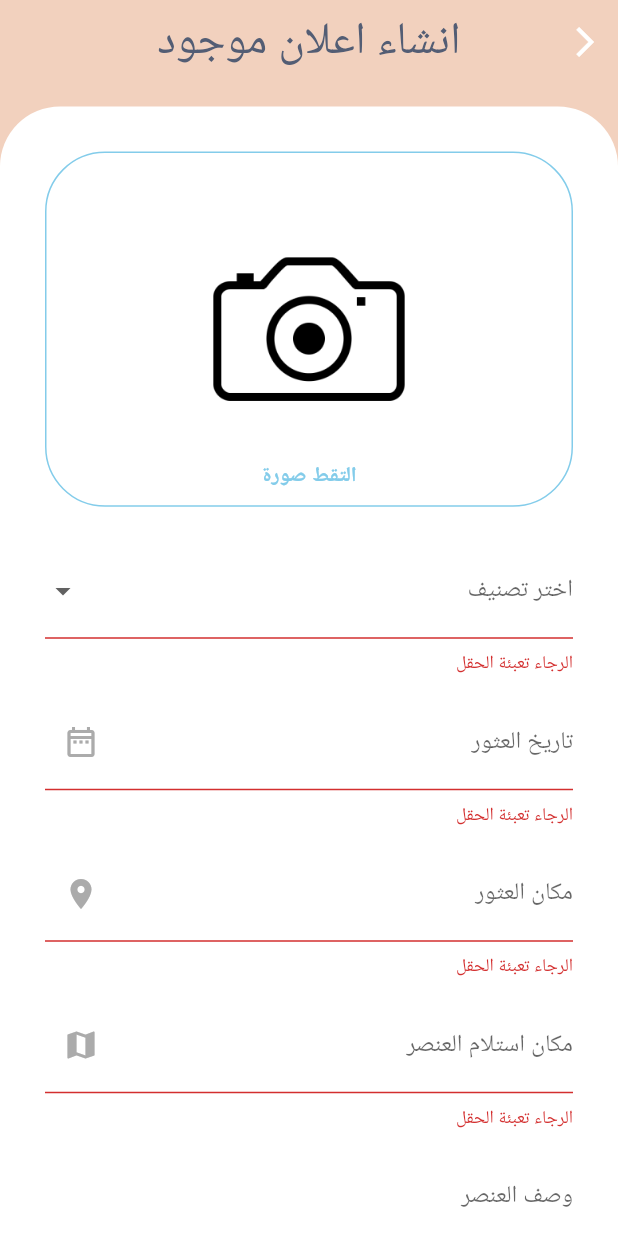
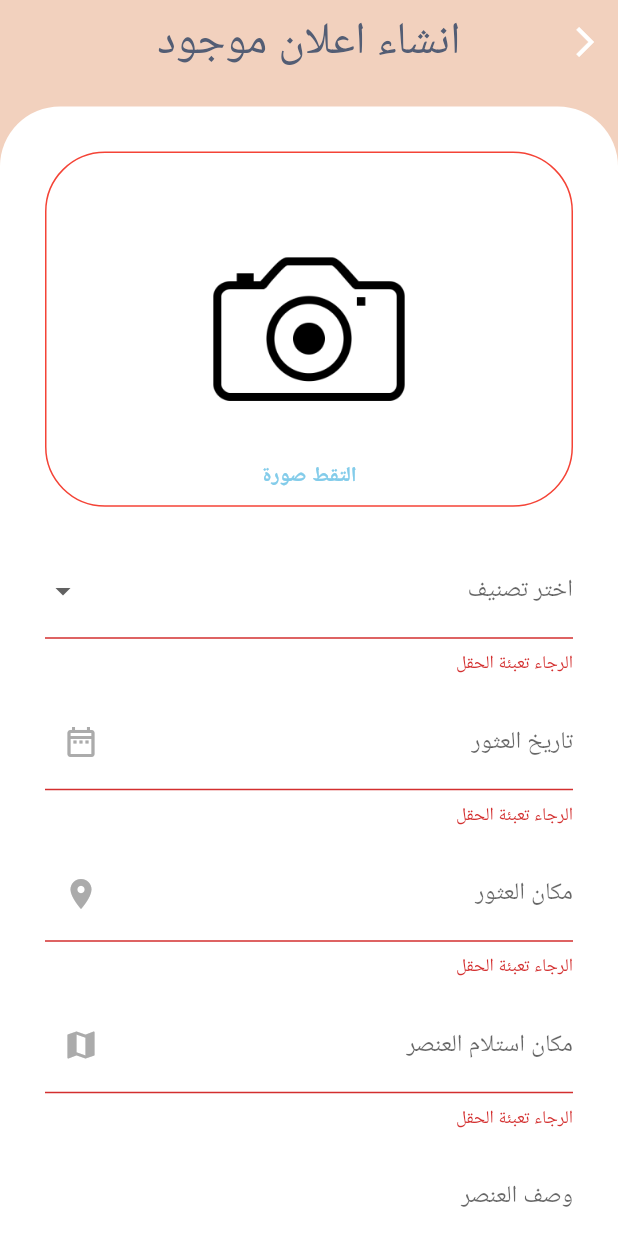
Before and after one commit to sabreenmb/senior_project, a Flutter app: the AddFoundItemScreen screen opened directly, after a tap on "انشاء", on a phone screen of 412 x 824 dp. Run offline on Flutter 3.47's test engine with Material 3 defaults, Android fonts, the phone set to English and light mode, and no system bars; our stand-ins replace firebase_auth, firebase_core, firebase_storage, flutter_svg, google_fonts, image_picker; accounts and stored records are empty; network calls fail; Roboto replaces fonts that are missing (Almarai).

Commit message:
sabreen hebab

```diff
--- a/lib/constant.dart
+++ b/lib/constant.dart
@@ -1,5 +1,4 @@
 import 'package:flutter/material.dart';
-import 'package:senior_project/interface/LostAndFoundScreen.dart';
 
 int currentPageIndex = 0;
 NavigationDestinationLabelBehavior labelBehavior =
--- a/lib/interface/AddFoundItemScreen.dart
+++ b/lib/interface/AddFoundItemScreen.dart
@@ -1,34 +1,39 @@
 import 'dart:convert';
 import 'dart:io';
 
+import 'package:firebase_storage/firebase_storage.dart';
 import 'package:flutter/material.dart';
 //import 'package:senior_project/interface/LostAndFoundScreen.dart';
 import 'package:http/http.dart' as http;
 import 'package:image_picker/image_picker.dart';
 import 'package:intl/intl.dart';
 
-import '../model/lost_item_report.dart';
+import '../model/found_item_report.dart';
 import '../theme.dart';
 
 class AddFoundItemScreen extends StatefulWidget {
+  const AddFoundItemScreen({super.key});
+
   @override
-  _AddFoundItemScreenState createState() => _AddFoundItemScreenState();
+  State<AddFoundItemScreen> createState() => _AddFoundItemState();
 }
 
-class _AddFoundItemScreenState extends State<AddFoundItemScreen> {
-  LostItemReport lostItemReport = LostItemReport(
+class _AddFoundItemState extends State<AddFoundItemScreen> {
+  FoundItemReport foundItemReport = FoundItemReport(
       id: '',
       photo: '',
       category: '',
-      lostDate: '',
-      expectedPlace: '',
+      foundDate: '',
+      foundPlace: '',
+      receivePlace: '',
       desription: '');
-
+  bool imageEmpty=false;
+  File? _selectedImage;
   String? _selectedCategory;
   DateTime _selectedDate = DateTime.now();
   String _imageUrl = '';
   TextEditingController dateInput = TextEditingController();
-
+  String uniqueFileName = DateTime.now().millisecondsSinceEpoch.toString();
   final _formKey = GlobalKey<FormState>();
 
   Future<void> _selectDate(BuildContext context) async {
@@ -43,8 +48,8 @@ class _AddFoundItemScreenState extends State<AddFoundItemScreen> {
           data: ThemeData.light().copyWith(
             primaryColor: CustomColors.lightBlue,
             hintColor: CustomColors.lightBlue,
-            colorScheme: ColorScheme.light(primary: CustomColors.lightBlue),
-            buttonTheme: ButtonThemeData(textTheme: ButtonTextTheme.primary),
+            colorScheme: const ColorScheme.light(primary: CustomColors.lightBlue),
+            buttonTheme: const ButtonThemeData(textTheme: ButtonTextTheme.primary),
           ),
           child: child!,
         );
@@ -61,18 +66,24 @@ class _AddFoundItemScreenState extends State<AddFoundItemScreen> {
 
   Future<void> _takePhoto() async {
     final picker = ImagePicker();
-    final pickedFile = await picker.pickImage(source: ImageSource.camera);
-
-    if (pickedFile != null) {
-      setState(() {
-        _imageUrl = pickedFile.path;
-      });
+    XFile? pickedFile = await picker.pickImage(source: ImageSource.camera);
+    if (pickedFile == null) {
+      return;
     }
+    setState(() {
+      _selectedImage = File(pickedFile.path);
+      imageEmpty=false;
+    });
   }
 
-  void _checkInputValue() {
+  void _checkInputValue() async {
     final isValid = _formKey.currentState!.validate();
 
+  if (_selectedImage == null) {
+  setState(() {
+    imageEmpty=true;
+  });
+  }
     if (!isValid) {
       return;
     }
@@ -80,19 +91,31 @@ class _AddFoundItemScreenState extends State<AddFoundItemScreen> {
     _formKey.currentState!.save();
 
     //todo right way to store an image
-    lostItemReport.photo = _imageUrl;
+
+    final storageRef = FirebaseStorage.instance
+        .ref()
+        .child('found_images')
+        .child('$uniqueFileName.jpg');
+
+    try {
+      await storageRef.putFile(_selectedImage!);
+      _imageUrl = await storageRef.getDownloadURL();
+      print(_imageUrl);
+    } catch (error) {}
+
+    foundItemReport.photo = _imageUrl;
     _createLostItem();
   }
 
   void _createLostItem() async {
     final url = Uri.https(
-        'senior-project-72daf-default-rtdb.firebaseio.com', 'Lost-Items.json');
+        'senior-project-72daf-default-rtdb.firebaseio.com', 'Found-Items.json');
     final response = await http.post(
       url,
       headers: {
         'Content-Type': 'application/json',
       },
-      body: json.encode(lostItemReport.toJson()),
+      body: json.encode(foundItemReport.toJson()),
     );
     print(response.body);
     print(response.statusCode);
@@ -114,7 +137,7 @@ class _AddFoundItemScreenState extends State<AddFoundItemScreen> {
         backgroundColor: CustomColors.pink,
         elevation: 0,
         leading: IconButton(
-          icon: Icon(Icons.arrow_back_ios, color: CustomColors.white),
+          icon: const Icon(Icons.arrow_back_ios, color: CustomColors.white),
           onPressed: () {
             Navigator.pop(context);
 
@@ -129,15 +152,17 @@ class _AddFoundItemScreenState extends State<AddFoundItemScreen> {
         bottom: false,
         child: Column(
           children: [
-            SizedBox(height: 15),
+            const SizedBox(height: 15),
             Expanded(
                 child: Stack(children: [
               Container(
-                decoration: BoxDecoration(
-                    color: CustomColors.white,
-                    borderRadius: BorderRadius.only(
-                        topLeft: Radius.circular(40),
-                        topRight: Radius.circular(40))),
+                decoration: const BoxDecoration(
+                  color: CustomColors.white,
+                  borderRadius: BorderRadius.only(
+                    topLeft: Radius.circular(40),
+                    topRight: Radius.circular(40),
+                  ),
+                ),
               ),
               ListView(
                 children: [
@@ -152,13 +177,13 @@ class _AddFoundItemScreenState extends State<AddFoundItemScreen> {
                             onTap: _takePhoto,
                             child: Column(
                               children: [
-                                Container(
+                                SizedBox(
                                   height: screenWidth * 0.57 + 2.0,
                                   width: double.infinity,
                                   child: Container(
                                     decoration: BoxDecoration(
                                       border: Border.all(
-                                        color: CustomColors.lightBlue,
+                                        color: imageEmpty?Colors.red:CustomColors.lightBlue,
                                         width: 1.0,
                                       ),
                                       borderRadius: BorderRadius.circular(40.0),
@@ -169,9 +194,9 @@ class _AddFoundItemScreenState extends State<AddFoundItemScreen> {
                                         ClipRRect(
                                           borderRadius:
                                               BorderRadius.circular(14.0),
-                                          child: _imageUrl.isNotEmpty
+                                          child:  _selectedImage!=null
                                               ? Image.file(
-                                                  File(_imageUrl),
+                                                  _selectedImage!,
                                                   height: screenWidth * 0.57,
                                                   width: double.infinity,
                                                   fit: BoxFit.cover,
@@ -201,6 +226,8 @@ class _AddFoundItemScreenState extends State<AddFoundItemScreen> {
                           ),
                           const SizedBox(height: 12.0),
                           DropdownButtonFormField<String>(
+                            autovalidateMode:
+                                AutovalidateMode.onUserInteraction,
                             value: _selectedCategory,
                             onChanged: (value) {
                               setState(() {
@@ -217,7 +244,7 @@ class _AddFoundItemScreenState extends State<AddFoundItemScreen> {
                                 ),
                               );
                             }).toList(),
-                            decoration: InputDecoration(
+                            decoration: const InputDecoration(
                               labelText: 'اختر تصنيف',
                               focusedBorder: UnderlineInputBorder(
                                 borderSide: BorderSide(
@@ -234,9 +261,10 @@ class _AddFoundItemScreenState extends State<AddFoundItemScreen> {
                               if (value == null || value.trim().isEmpty) {
                                 return 'الرجاء تعبئة الحقل';
                               }
+                              return null;
                             },
                             onSaved: (value) {
-                              lostItemReport.category = _selectedCategory;
+                              foundItemReport.category = _selectedCategory;
                             },
                           ),
                           const SizedBox(height: 12.0),
@@ -245,8 +273,10 @@ class _AddFoundItemScreenState extends State<AddFoundItemScreen> {
                               Expanded(
                                 child: Center(
                                   child: TextFormField(
+                                    autovalidateMode:
+                                        AutovalidateMode.onUserInteraction,
                                     controller: dateInput,
-                                    decoration: InputDecoration(
+                                    decoration: const InputDecoration(
                                       suffixIcon: Icon(
                                         Icons.date_range_outlined,
                                         color: CustomColors.lightGrey,
@@ -278,9 +308,10 @@ class _AddFoundItemScreenState extends State<AddFoundItemScreen> {
                                       if (selected.difference(now).inDays > 0) {
                                         return 'اختر تاريخ صحيح';
                                       }
+                                      return null;
                                     },
                                     onSaved: (value) {
-                                      lostItemReport.lostDate = value;
+                                      foundItemReport.foundDate = value;
                                     },
                                   ),
                                 ),
@@ -289,7 +320,10 @@ class _AddFoundItemScreenState extends State<AddFoundItemScreen> {
                           ),
                           const SizedBox(height: 12.0),
                           TextFormField(
-                            decoration: InputDecoration(
+                            autovalidateMode:
+                                AutovalidateMode.onUserInteraction,
+
+                            decoration: const InputDecoration(
                               suffixIcon: Icon(
                                 Icons.location_on,
                                 color: CustomColors.lightGrey,
@@ -310,6 +344,7 @@ class _AddFoundItemScreenState extends State<AddFoundItemScreen> {
                               if (value == null || value.trim().isEmpty) {
                                 return 'الرجاء تعبئة الحقل';
                               }
+                              return null;
                             },
                             // onChanged: (value) {
                             //   setState(() {
@@ -317,12 +352,15 @@ class _AddFoundItemScreenState extends State<AddFoundItemScreen> {
                             //   });
                             // },
                             onSaved: (value) {
-                              lostItemReport.expectedPlace = value;
+                              foundItemReport.foundPlace = value;
                             },
                           ),
                           const SizedBox(height: 12.0),
                           TextFormField(
-                            decoration: InputDecoration(
+                            autovalidateMode:
+                                AutovalidateMode.onUserInteraction,
+
+                            decoration: const InputDecoration(
                               suffixIcon: Icon(
                                 Icons.map,
                                 color: CustomColors.lightGrey,
@@ -343,6 +381,7 @@ class _AddFoundItemScreenState extends State<AddFoundItemScreen> {
                               if (value == null || value.trim().isEmpty) {
                                 return 'الرجاء تعبئة الحقل';
                               }
+                              return null;
                             },
                             // onChanged: (value) {
                             //   setState(() {
@@ -350,13 +389,16 @@ class _AddFoundItemScreenState extends State<AddFoundItemScreen> {
                             //   });
                             // },
                             onSaved: (value) {
-                              lostItemReport.expectedPlace = value;
+                              foundItemReport.receivePlace = value;
                             },
                           ),
                           const SizedBox(height: 12.0),
                           TextFormField(
+                            autovalidateMode:
+                                AutovalidateMode.onUserInteraction,
+
                             maxLines: 1,
-                            decoration: InputDecoration(
+                            decoration: const InputDecoration(
                               labelText: 'وصف العنصر',
                               focusedBorder: UnderlineInputBorder(
                                 borderSide: BorderSide(
@@ -373,6 +415,7 @@ class _AddFoundItemScreenState extends State<AddFoundItemScreen> {
                               if (value == null || value.trim().isEmpty) {
                                 return 'الرجاء تعبئة الحقل';
                               }
+                              return null;
                             },
                             // onChanged: (value) {
                             //   setState(() {
@@ -380,12 +423,12 @@ class _AddFoundItemScreenState extends State<AddFoundItemScreen> {
                             //   });
                             // },
                             onSaved: (value) {
-                              lostItemReport.desription = value;
+                              foundItemReport.desription = value;
                             },
                           ),
                           const SizedBox(height: 32.0),
                           Container(
-                            padding: EdgeInsets.symmetric(horizontal: 90),
+                            padding: const EdgeInsets.symmetric(horizontal: 90),
                             child: ElevatedButton(
                               onPressed: _checkInputValue,
                               style: ElevatedButton.styleFrom(
--- a/lib/interface/ChatScreen.dart
+++ b/lib/interface/ChatScreen.dart
@@ -1,9 +1,11 @@
 import 'package:flutter/material.dart';
 
 class ChatScreen extends StatelessWidget {
+  const ChatScreen({super.key});
+
   @override
   Widget build(BuildContext context) {
     // TODO: implement build
-    return Scaffold(body: Text("chat"),);
+    return const Scaffold(body: Text("chat"),);
   }
 }
--- a/lib/interface/HomeScreen.dart
+++ b/lib/interface/HomeScreen.dart
@@ -1,9 +1,11 @@
 import 'package:flutter/material.dart';
 
 class HomeScreen extends StatelessWidget {
+  const HomeScreen({super.key});
+
   @override
   Widget build(BuildContext context) {
     // TODO: implement build
-    return Scaffold(body: Text("home"),);
+    return const Scaffold(body: Text("home"),);
   }
 }
--- a/lib/interface/SaveListScreen.dart
+++ b/lib/interface/SaveListScreen.dart
@@ -2,12 +2,14 @@ import 'package:flutter/material.dart';
 import 'package:senior_project/interface/LostAndFoundScreen.dart';
 
 class SaveListScreen extends StatelessWidget {
+  const SaveListScreen({super.key});
+
   @override
   Widget build(BuildContext context) {
     // TODO: implement build
     return Scaffold(body: Center(
       child: ElevatedButton(onPressed: () {      Navigator.pushReplacement(
-          context, MaterialPageRoute(builder: (_) => LostAndFoundScreen())); }, child: Text('back'),),
+          context, MaterialPageRoute(builder: (_) => const LostAndFoundScreen())); }, child: const Text('back'),),
     ),);
   }
 }
--- a/lib/model/found_item_report.dart
+++ b/lib/model/found_item_report.dart
@@ -1,12 +1,12 @@
-import 'package:flutter/foundation.dart';
 
 class FoundItemReport {
   //Variables
   String? id;
   String? photo;
   String? category;
-  String? lostDate;
-  String? expectedPlace;
+  String? foundDate;
+  String? foundPlace;
+  String? receivePlace;
   String? desription;
 
   //Constructor
@@ -14,17 +14,19 @@ class FoundItemReport {
     required this.id,
     required this.photo,
     required this.category,
-    required this.lostDate,
-    required this.expectedPlace,
+    required this.foundDate,
+    required this.foundPlace,
+    required this.receivePlace,
     required this.desription,
   });
   // ignore: avoid_print
   FoundItemReport.fromJson(Map<String,dynamic> json) {
     category=json['Category'];
-    lostDate=json['LostDate'];
-    expectedPlace = json['ExpectedPlace'];
+    foundDate=json['FoundDate'];
+    foundPlace = json['FoundPlace'];
+    receivePlace = json['ReceivePlace'];
     desription = json['Description'];
-    photo = json['PhotoBase64'];
+    photo = json['Photo'];
   }
 
 
@@ -32,10 +34,11 @@ class FoundItemReport {
   Map<String, dynamic> toJson() {
     final map = <String, dynamic>{};
     map['Category'] = category;
-    map['LostDate'] = lostDate;
-    map['ExpectedPlace'] = expectedPlace;
+    map['FoundDate'] = foundDate;
+    map['FoundPlace'] = foundPlace;
+    map['ReceivePlace'] = receivePlace;
     map['Description'] = desription;
-    map['PhotoBase64'] = photo;
+    map['Photo'] = photo;
     return map;
   }
 }
--- a/lib/model/lost_item_report.dart
+++ b/lib/model/lost_item_report.dart
@@ -1,4 +1,3 @@
-import 'package:flutter/foundation.dart';
 
 class LostItemReport {
   //Variables
```
Also changed, not shown: lib/interface/AddLostItemScreen.dart (+18 -15 lines), lib/interface/LoginScreen.dart (+7 -5 lines), lib/interface/LostAndFoundScreen.dart (+104 -71 lines), lib/interface/ServicesScreen.dart (+8 -11 lines), lib/main.dart (+1 -6 lines), lib/widgets/Foundard.dart (+7 -8 lines), lib/widgets/LostCard.dart (+5 -5 lines).
